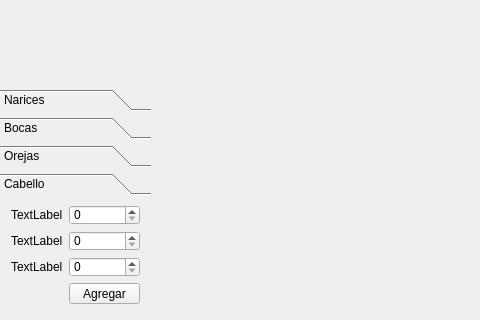
Above: mainwindow.ui from jcespinoza/ExamenLab1 before the change; both pictures show x 0 to 480 and y 165 to 485 of the 828 by 485 pixel window. Below: the same form after it.
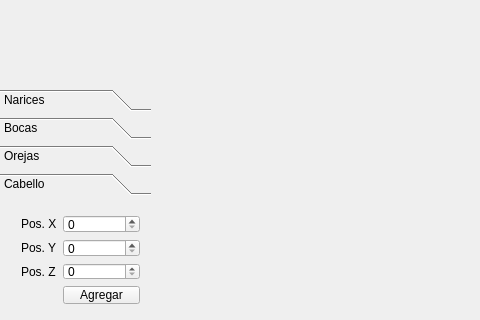
That is the form after the change. Icons and pictures are not drawn.

The edit to the form file:
```diff
--- a/mainwindow.ui
+++ b/mainwindow.ui
@@ -74,31 +74,31 @@
    <widget class="QWidget" name="formLayoutWidget">
     <property name="geometry">
      <rect>
-      <x>0</x>
-      <y>340</y>
-      <width>151</width>
-      <height>121</height>
+      <x>10</x>
+      <y>350</y>
+      <width>141</width>
+      <height>111</height>
      </rect>
     </property>
     <layout class="QFormLayout" name="formLayout">
      <item row="0" column="0">
       <widget class="QLabel" name="label">
        <property name="text">
-        <string>TextLabel</string>
+        <string>Pos. X</string>
        </property>
       </widget>
      </item>
      <item row="1" column="0">
       <widget class="QLabel" name="label_2">
        <property name="text">
-        <string>TextLabel</string>
+        <string>Pos. Y</string>
        </property>
       </widget>
      </item>
      <item row="2" column="0">
       <widget class="QLabel" name="label_3">
        <property name="text">
-        <string>TextLabel</string>
+        <string>Pos. Z</string>
        </property>
       </widget>
      </item>
```
Left out of the diff: 16 changed lines with no effect on the pictures.
